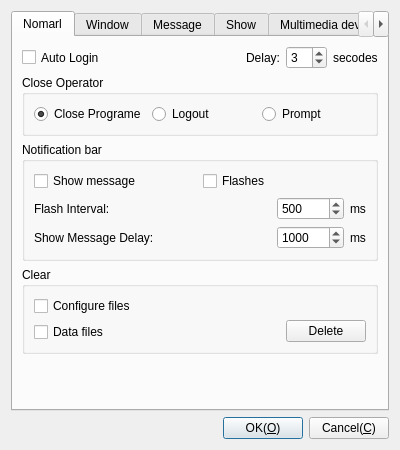
Old version of the form Widgets/DlgOptions/DlgOptions.ui in the repository KangLin/RabbitIm.
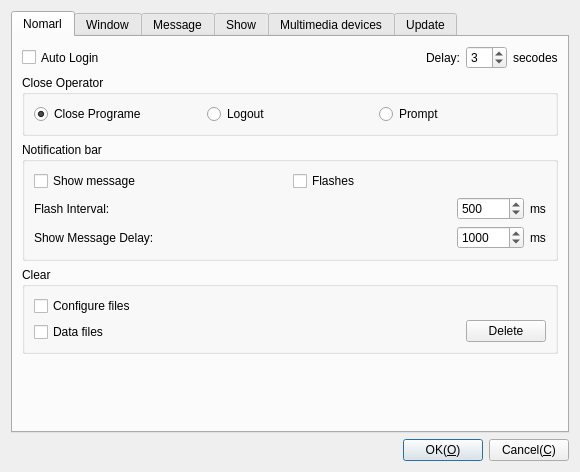
New version of the form. Icons and pictures are not drawn.

The edit to the form file:
```diff
--- a/Widgets/DlgOptions/DlgOptions.ui
+++ b/Widgets/DlgOptions/DlgOptions.ui
@@ -6,8 +6,8 @@
    <rect>
     <x>0</x>
     <y>0</y>
-    <width>400</width>
-    <height>450</height>
+    <width>580</width>
+    <height>472</height>
    </rect>
   </property>
   <property name="windowTitle">
```
Left out of the diff: 1 changed line with no effect on the pictures.
